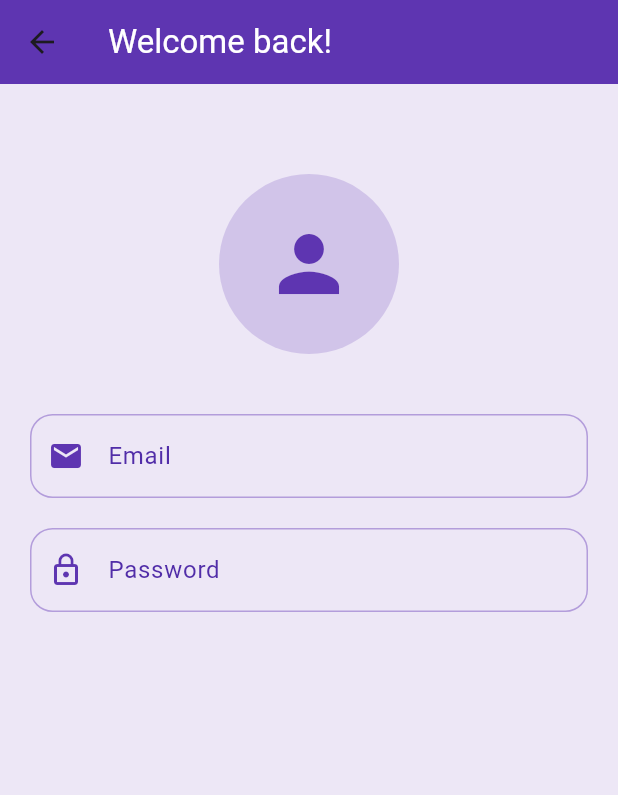
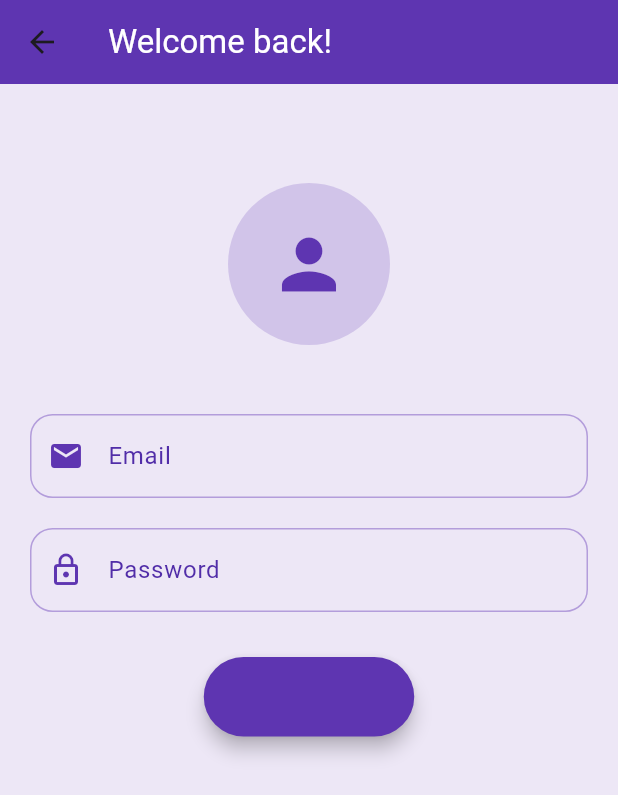
Before and after one commit to KhalilHen/30-seconds, a Flutter app: the screen it shows after launch, after a tap on the "add" icon, on a phone screen of 412 x 824 dp. Shown: the top 795 px of the screen. Run offline on Flutter 3.47's test engine with Material 3 defaults, Android fonts, the phone set to English and light mode, and no system bars; our stand-ins replace audioplayers; statements that could not run were skipped.

Commit message:
Added the button, and animation  for the circle avatar

```diff
--- a/thirty_seconds/lib/pages/login.dart
+++ b/thirty_seconds/lib/pages/login.dart
@@ -6,6 +6,27 @@ class LoginPage extends StatefulWidget {
 }
 
 class _LoginPageState extends State<LoginPage> with SingleTickerProviderStateMixin {
+  late AnimationController scaleAnimationController;
+  late Animation<double> scaleAnimation;
+
+  @override
+  void initState() {
+    super.initState();
+    scaleAnimation = AnimationController(
+      vsync: this,
+      duration: const Duration(milliseconds: 1000),
+    )..repeat(
+        reverse: true,
+      );
+    scaleAnimation = Tween<double>(begin: 1.0, end: 1.1).animate(CurvedAnimation(parent: scaleAnimationController, curve: Curves.easeInOut));
+  }
+
+  @override
+  void dispose() {
+    scaleAnimationController.dispose();
+    super.dispose();
+  }
+
   @override
   Widget build(BuildContext context) {
     return Scaffold(
@@ -27,13 +48,22 @@ class _LoginPageState extends State<LoginPage> with SingleTickerProviderStateMix
               SizedBox(
                 height: 40,
               ),
-              CircleAvatar(
+              AnimatedBuilder(
+                animation: scaleAnimation,
+                builder: (context, child) {
+                  return Transform.scale(
+                    scale: scaleAnimation.value,
+                    child: child,
+                  );
+                },
+                child: CircleAvatar(
                   radius: 60,
                   backgroundColor: Colors.deepPurple[100],
                   child: Icon(
                     Icons.person,
                     size: 60,
                     color: Colors.deepPurple[600],
+                  ),
                 ),
               ),
               SizedBox(
@@ -100,7 +130,22 @@ class _LoginPageState extends State<LoginPage> with SingleTickerProviderStateMix
                       }
                       return null;
                     },
-                  )
+                  ),
+                  SizedBox(
+                    height: 30,
+                  ),
+                  ElevatedButton(
+                      onPressed: () {},
+                      style: ElevatedButton.styleFrom(
+                        backgroundColor: Colors.deepPurple[600],
+                        padding: const EdgeInsets.symmetric(horizontal: 50, vertical: 15),
+                        shape: RoundedRectangleBorder(borderRadius: BorderRadius.circular(30)),
+                        elevation: 5,
+                      ),
+                      child: Text(
+                        "Login",
+                        style: TextStyle(fontSize: 16, color: Colors.deepPurple[600]),
+                      ))
                 ],
               ))
             ],
```
Lines whose indentation alone changed are shown as unchanged.
